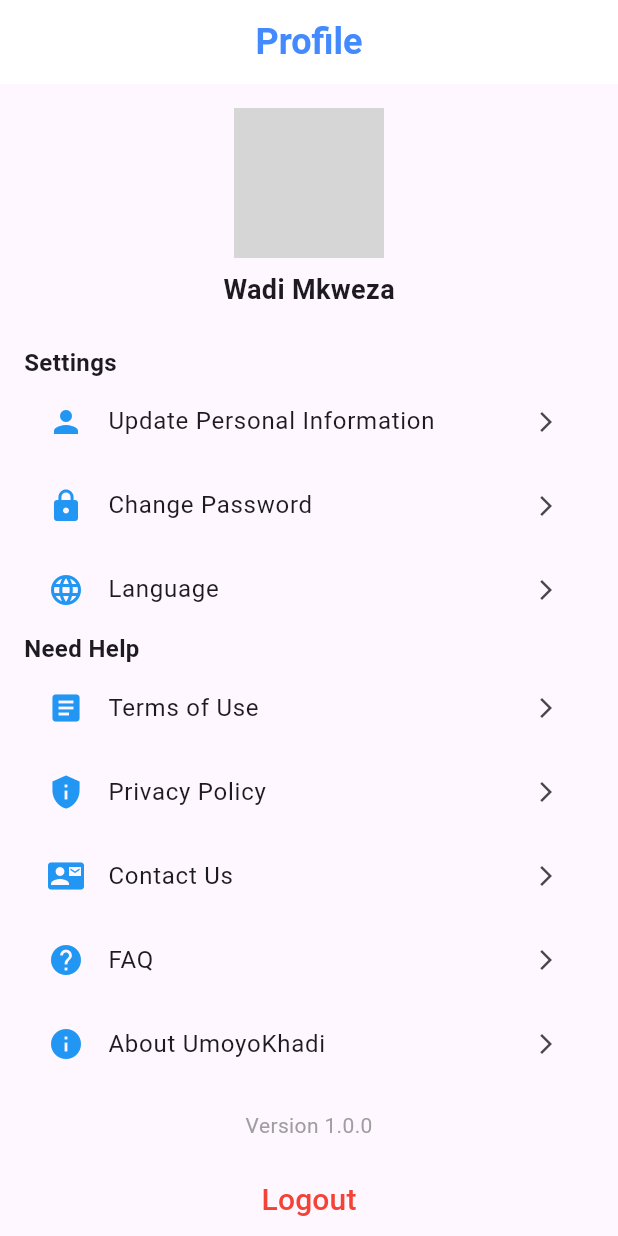
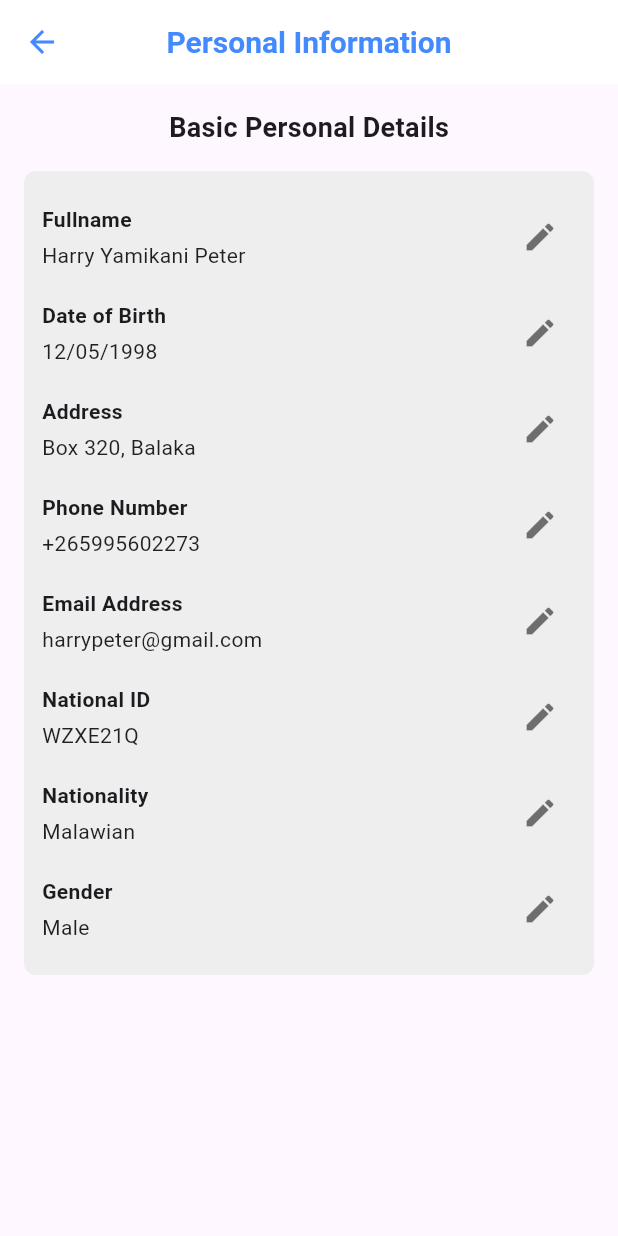
Before and after one commit to bed-com-08-20/UmoyoCard, a Flutter app: the ProfileScreen screen opened directly, after a tap on "Update Personal Information", on a phone screen of 412 x 824 dp. Run offline on Flutter 3.47's test engine with Material 3 defaults, Android fonts, the phone set to English and light mode, and no system bars; our stand-ins replace fl_chart, image_picker, lucide_icons, pdf, printing, shared_preferences; missing offline and left inert: google_ml_kit; accounts and stored records are empty; grey boxes are pictures that could not be loaded.

Commit message:
added new 2 screens

```diff
--- /dev/null
+++ b/lib/screens/profile/personal_information.dart
@@ -0,0 +1,96 @@
+import 'package:flutter/material.dart';
+
+class UpdatePersonalInfoScreen extends StatelessWidget {
+  // ignore: use_super_parameters
+  const UpdatePersonalInfoScreen({Key? key}) : super(key: key);
+
+  @override
+  Widget build(BuildContext context) {
+    return Scaffold(
+      appBar: AppBar(
+        leading: IconButton(
+          icon: const Icon(Icons.arrow_back, color: Colors.blueAccent),
+          onPressed: () => Navigator.pop(context),
+        ),
+        title: const Text(
+          'Personal Information',
+          style: TextStyle(
+            color: Colors.blueAccent,
+            fontSize: 20,
+            fontWeight: FontWeight.bold,
+          ),
+        ),
+        backgroundColor: Colors.white,
+        elevation: 0,
+        centerTitle: true,
+      ),
+      body: SingleChildScrollView(
+        padding: const EdgeInsets.all(16.0),
+        child: Column(
+          crossAxisAlignment: CrossAxisAlignment.start,
+          children: [
+            const Center(
+              child: Text(
+                'Basic Personal Details',
+                style: TextStyle(
+                  fontSize: 18,
+                  fontWeight: FontWeight.bold,
+                ),
+              ),
+            ),
+            const SizedBox(height: 16),
+            Container(
+              padding: const EdgeInsets.all(12.0),
+              decoration: BoxDecoration(
+                color: Colors.grey[200],
+                borderRadius: BorderRadius.circular(8.0),
+              ),
+              child: Column(
+                children: [
+                  _buildInfoRow('Fullname', 'Harry Yamikani Peter', context),
+                  _buildInfoRow('Date of Birth', '12/05/1998', context),
+                  _buildInfoRow('Address', 'Box 320, Balaka', context),
+                  _buildInfoRow('Phone Number', '+265995602273', context),
+                  _buildInfoRow('Email Address', 'harrypeter@gmail.com', context),
+                  _buildInfoRow('National ID', 'WZXE21Q', context),
+                  _buildInfoRow('Nationality', 'Malawian', context),
+                  _buildInfoRow('Gender', 'Male', context),
+                ],
+              ),
+            ),
+          ],
+        ),
+      ),
+    );
+  }
+
+  Widget _buildInfoRow(String label, String value, BuildContext context) {
+    return Padding(
+      padding: const EdgeInsets.symmetric(vertical: 8.0),
+      child: Row(
+        mainAxisAlignment: MainAxisAlignment.spaceBetween,
+        children: [
+          Column(
+            crossAxisAlignment: CrossAxisAlignment.start,
+            children: [
+              Text(
+                label,
+                style: const TextStyle(fontWeight: FontWeight.bold),
+              ),
+              const SizedBox(height: 4),
+              Text(value, style: const TextStyle(color: Colors.black87)),
+            ],
+          ),
+          IconButton(
+            icon: const Icon(Icons.edit, color: Colors.black54),
+            onPressed: () {
+              ScaffoldMessenger.of(context).showSnackBar(
+                SnackBar(content: Text('Edit $label')),
+              );
+            },
+          ),
+        ],
+      ),
+    );
+  }
+}
--- a/lib/screens/profile/profile_screen.dart
+++ b/lib/screens/profile/profile_screen.dart
@@ -1,7 +1,10 @@
 import 'package:flutter/material.dart';
 import 'package:umoyocard/screens/login/login_screen.dart';
+import 'package:umoyocard/screens/profile/change_password.dart';
+import 'package:umoyocard/screens/profile/personal_information.dart';
 
 class ProfileScreen extends StatelessWidget {
+  // ignore: use_super_parameters
   const ProfileScreen({Key? key}) : super(key: key);
 
   @override
@@ -33,7 +36,7 @@ class ProfileScreen extends StatelessWidget {
             ),
             const SizedBox(height: 8.0),
             const Text(
-              'Wadi Mkweza',
+              'Harry Yamikani Peter',
               style: TextStyle(
                 fontSize: 18.0,
                 fontWeight: FontWeight.bold,
@@ -43,8 +46,22 @@ class ProfileScreen extends StatelessWidget {
 
             // Account & Settings Section
             _buildSectionTitle('Settings'),
-            _buildListTile('Update Personal Information', Icons.person, () {}),
-            _buildListTile('Change Password', Icons.lock, () {}),
+            _buildListTile('Update Personal Information', Icons.person, () {
+              Navigator.push(
+                context,
+                MaterialPageRoute(
+                  builder: (context) => const UpdatePersonalInfoScreen(),
+                ),
+              );
+            }),
+            _buildListTile('Change Password', Icons.lock, () {
+              Navigator.push(
+                context,
+                MaterialPageRoute(
+                  builder: (context) => const ChangePasswordScreen(),
+                ),
+              );
+            }),
 
             // Language Section
             _buildListTile('Language', Icons.language, () {}),
```
Also changed, not shown: lib/screens/profile/change_password.dart (added, +124 -0 lines).
